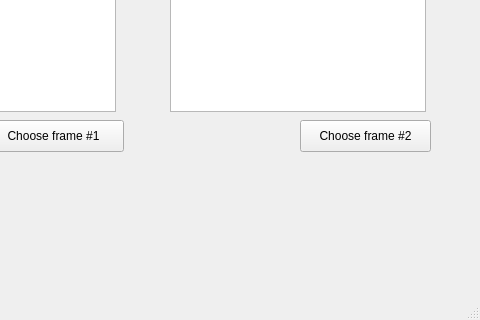
First picture: the form in FrameVectorsGrabber/ui/designer/qfvgwindow.ui, repository risinglf/FrameVectorsGrabber, before the edit; both pictures show x 160 to 640 and y 160 to 480 of the 640 by 480 pixel window.
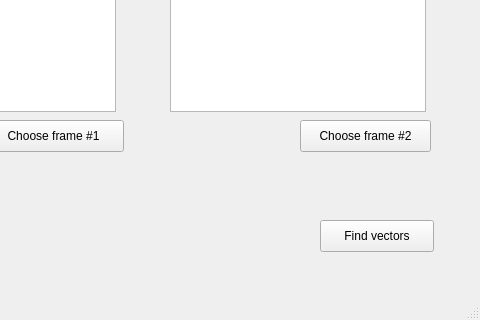
Second picture: the form after the edit.

Commit message: -Added the find vectors button -The luminance images are saved to memory so it takes only once to calculate them

The edit to the form file:
```diff
--- a/FrameVectorsGrabber/ui/designer/qfvgwindow.ui
+++ b/FrameVectorsGrabber/ui/designer/qfvgwindow.ui
@@ -99,6 +99,19 @@
      <string>Show only luminance</string>
     </property>
    </widget>
+   <widget class="QPushButton" name="findVectorsPushButton">
+    <property name="geometry">
+     <rect>
+      <x>480</x>
+      <y>380</y>
+      <width>114</width>
+      <height>32</height>
+     </rect>
+    </property>
+    <property name="text">
+     <string>Find vectors</string>
+    </property>
+   </widget>
   </widget>
   <widget class="QMenuBar" name="menubar">
    <property name="geometry">
```
The commit also changes 3 other files.
